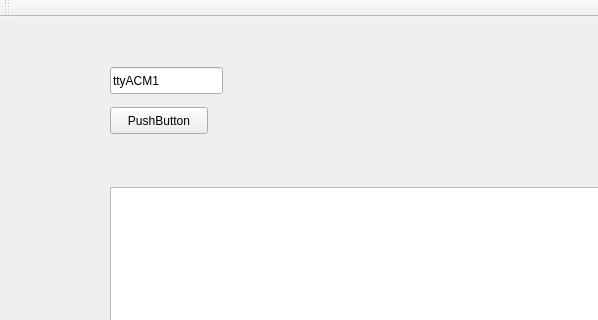
The window that RayDisplayWindow.ui (janisozaur/mgr_rd2) describes before a commit, drawn with Qt 5; both pictures show x 0 to 598 and y 0 to 320 of the 1017 by 699 pixel window.
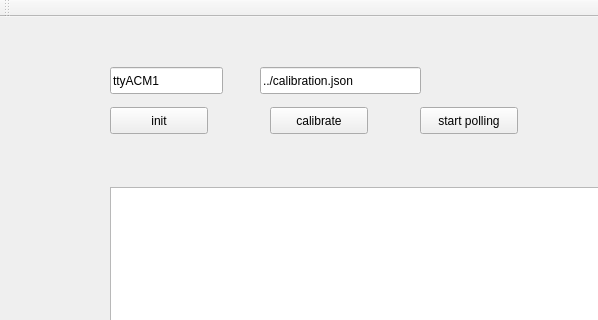
The same window after the commit.

Commit message:
add calibration reading support
format is json:
{
	"calibration" : [
		{ "sender id" : [
			{ "receiver id 1" : "enabled bits" },
			{ "receiver id 2" : "enabled bits" },
		]},
		...
	]
}

```diff
--- a/RayDisplayWindow.ui
+++ b/RayDisplayWindow.ui
@@ -24,7 +24,7 @@
      </rect>
     </property>
     <property name="text">
-     <string>PushButton</string>
+     <string>init</string>
     </property>
    </widget>
    <widget class="QLineEdit" name="lineEdit">
@@ -50,6 +50,45 @@
      </rect>
     </property>
    </widget>
+   <widget class="QPushButton" name="pushButton_2">
+    <property name="geometry">
+     <rect>
+      <x>270</x>
+      <y>90</y>
+      <width>98</width>
+      <height>27</height>
+     </rect>
+    </property>
+    <property name="text">
+     <string>calibrate</string>
+    </property>
+   </widget>
+   <widget class="QPushButton" name="pushButton_3">
+    <property name="geometry">
+     <rect>
+      <x>420</x>
+      <y>90</y>
+      <width>98</width>
+      <height>27</height>
+     </rect>
+    </property>
+    <property name="text">
+     <string>start polling</string>
+    </property>
+   </widget>
+   <widget class="QLineEdit" name="lineEdit_2">
+    <property name="geometry">
+     <rect>
+      <x>260</x>
+      <y>50</y>
+      <width>161</width>
+      <height>27</height>
+     </rect>
+    </property>
+    <property name="text">
+     <string>../calibration.json</string>
+    </property>
+   </widget>
   </widget>
   <widget class="QMenuBar" name="menuBar">
    <property name="geometry">
```
The commit also changes 2 other files.
